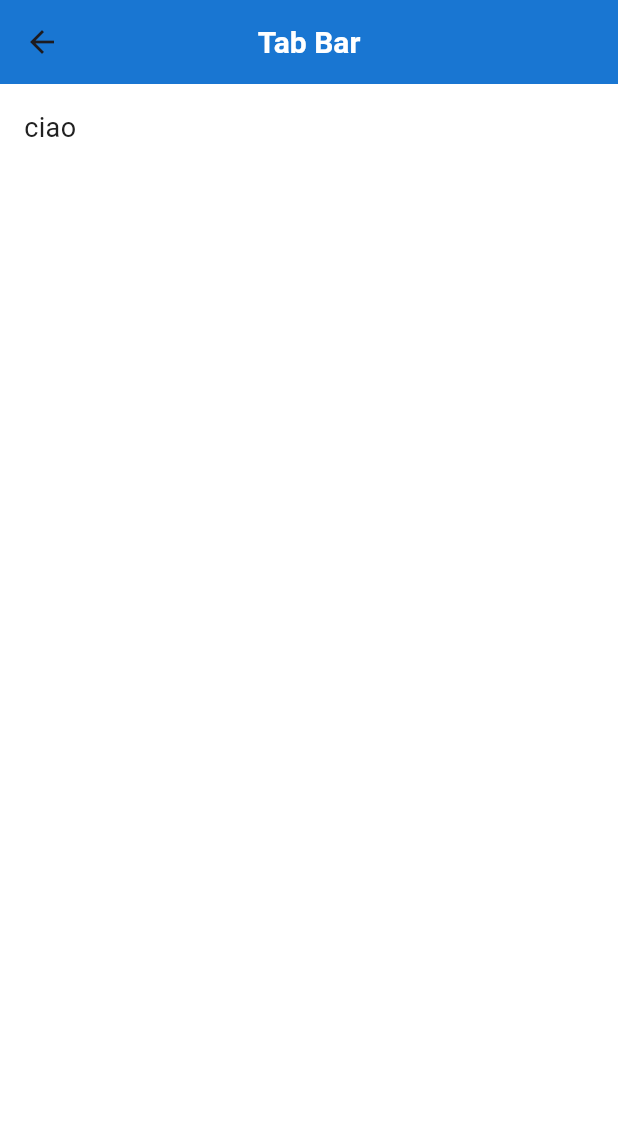
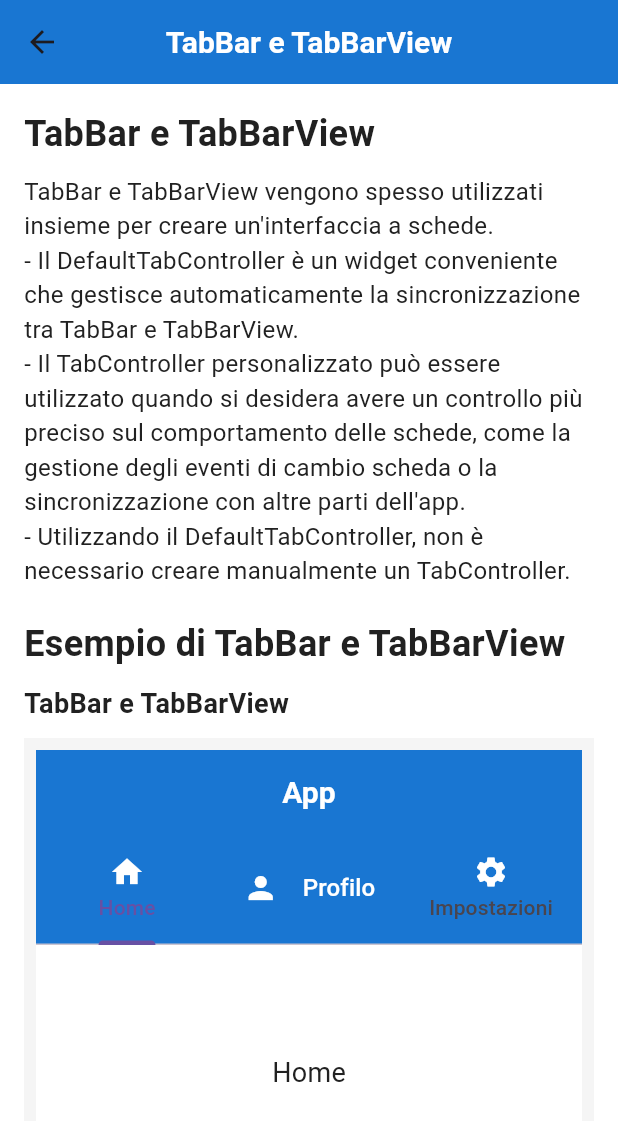
Before and after one commit to TheDollMaster98/flutter_tutorial, a Flutter app: the FlutterStartTutorial15 screen opened by its route, on a phone screen of 412 x 824 dp. Shown: the top 1121 px of the screen. Run offline on Flutter 3.47's test engine with Material 3 defaults, Android fonts, the phone set to English and light mode, and no system bars; missing offline and left inert: intro_flutter_0.

Commit message:
Aggiunta tab bar

```diff
--- a/lib/flutter_start/flutter_start_tutorial_15_tabbar/flutter_start_tutorial_15.dart
+++ b/lib/flutter_start/flutter_start_tutorial_15_tabbar/flutter_start_tutorial_15.dart
@@ -1,21 +1,145 @@
 import 'package:flutter/material.dart';
+import 'package:flutter_tutorial/widgets/tutorial_widgets.dart';
 
 class FlutterStartTutorial15 extends StatelessWidget {
   const FlutterStartTutorial15({super.key});
 
   @override
   Widget build(BuildContext context) {
-    return Scaffold(
+    return DefaultTabController(
+      length: 3, // lnumero di tab da mostrare
+      child: Scaffold(
         appBar: AppBar(
-        title: const Text('Tab Bar'),
+          title: const Text('TabBar e TabBarView'),
           centerTitle: true,
         ),
         body: Padding(
           padding: const EdgeInsets.all(16),
           child: body(),
         ),
+      ),
     );
   }
 
-  Widget body() => const Text("ciao");
+  Widget body() {
+    return SingleChildScrollView(
+      child: Column(
+        crossAxisAlignment: CrossAxisAlignment.stretch,
+        children: <Widget>[
+          sectionTitle("TabBar e TabBarView"),
+          const SizedBox(height: 10),
+          explanationText(
+            "TabBar e TabBarView vengono spesso utilizzati insieme per creare un'interfaccia a schede. \n"
+            "- Il DefaultTabController è un widget conveniente che gestisce automaticamente la sincronizzazione tra TabBar e TabBarView. \n"
+            "- Il TabController personalizzato può essere utilizzato quando si desidera avere un controllo più preciso sul comportamento delle schede, come la gestione degli eventi di cambio scheda o la sincronizzazione con altre parti dell'app.\n"
+            "- Utilizzando il DefaultTabController, non è necessario creare manualmente un TabController.",
+          ),
+
+          const SizedBox(height: 20),
+          sectionTitle("Esempio di TabBar e TabBarView"),
+          const SizedBox(height: 10),
+          // Esempio di TabBar e TabBarView
+          propertyExample(
+            "TabBar e TabBarView",
+            exampleTabBarView(),
+          ),
+          propertyExample(
+            "Codice TabBar e TabBarView:",
+            const Text('''
+DefaultTabController(
+  length: 3, // n° di tab da mostrare
+  child: Scaffold(
+    appBar: AppBar(
+      title: const Text('TabBarView'),
+      centerTitle: true,
+      bottom: const TabBar(
+        tabs: [
+          Tab(icon: Icon(Icons.home), text: 'Home'),
+          Tab(icon: Icon(Icons.person), text: 'Profilo'),
+          Tab(icon: Icon(Icons.settings), text: 'Impostazioni'),
+        ],
+      ),
+    ),
+    body: const TabBarView(
+      children: [
+        Center(child: Text('Home')),
+        Center(child: Text('Profilo')),
+        Center(child: Text('Impostazioni')),
+      ],
+    ),
+  ),
+),'''),
+          ),
+        ],
+      ),
+    );
   }
+
+  // Esempio di TabBar e TabBarView
+  Widget exampleTabBarView() {
+    return SizedBox(
+      height: 300,
+      child: DefaultTabController(
+        length: 3,
+        child: Scaffold(
+          appBar: AppBar(
+            automaticallyImplyLeading: false, // Rimuove la freccia del back
+            title: const Text('App'),
+            centerTitle: true,
+            bottom: const TabBar(
+              // Il controller è opzionale e serve a sincronizzare TabBar e TabBarView
+              // di default è gestito automaticamente dal DefaultTabController
+              tabs: [
+                Tab(
+                  icon: Icon(
+                    Icons.home,
+                    color: Colors.white,
+                  ),
+                  text: 'Home',
+                ),
+                Tab(
+                  child: Row(
+                    mainAxisAlignment: MainAxisAlignment.center,
+                    children: [
+                      Icon(
+                        Icons.person,
+                        color: Colors.white,
+                      ),
+                      SizedBox(
+                        width: 16,
+                      ),
+                      Text(
+                        'Profilo',
+                        style: TextStyle(color: Colors.white, fontSize: 16),
+                      ),
+                    ],
+                  ),
+                ),
+                Tab(
+                  icon: Icon(
+                    Icons.settings,
+                    color: Colors.white,
+                  ),
+                  text: 'Impostazioni',
+                ),
+              ],
+            ),
+          ),
+          body: const TabBarView(
+            children: [
+              Center(
+                child: Text("Home"),
+              ),
+              Center(
+                child: Text("Profilo"),
+              ),
+              Center(
+                child: Text("Impostazioni"),
+              ),
+            ],
+          ),
+        ),
+      ),
+    );
+  }
+}
```
Lines whose indentation alone changed are shown as unchanged.
